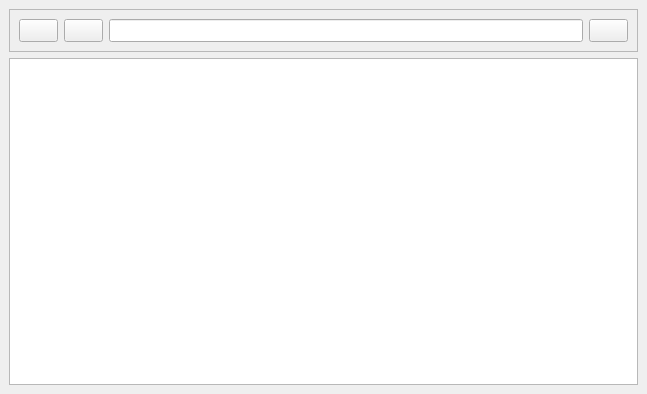
First picture: the form in ui/main_window.ui, repository ArthurDavletov/disk_explorer, before the edit.
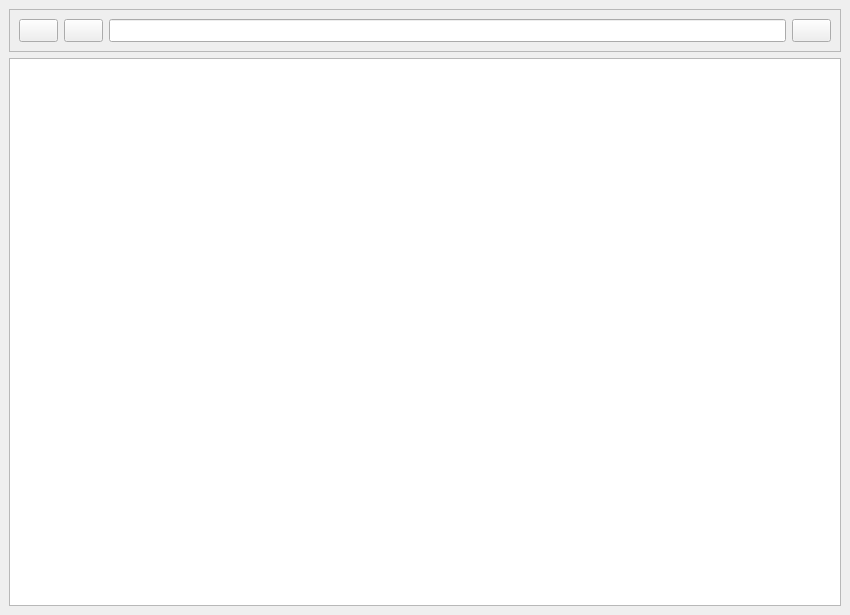
Second picture: the form after the edit. Icons and pictures are not drawn.

Commit message: Изменил размеры окна

Patch:
```diff
--- a/ui/main_window.ui
+++ b/ui/main_window.ui
@@ -6,8 +6,8 @@
    <rect>
     <x>0</x>
     <y>0</y>
-    <width>647</width>
-    <height>394</height>
+    <width>850</width>
+    <height>615</height>
    </rect>
   </property>
   <property name="windowTitle">
```
